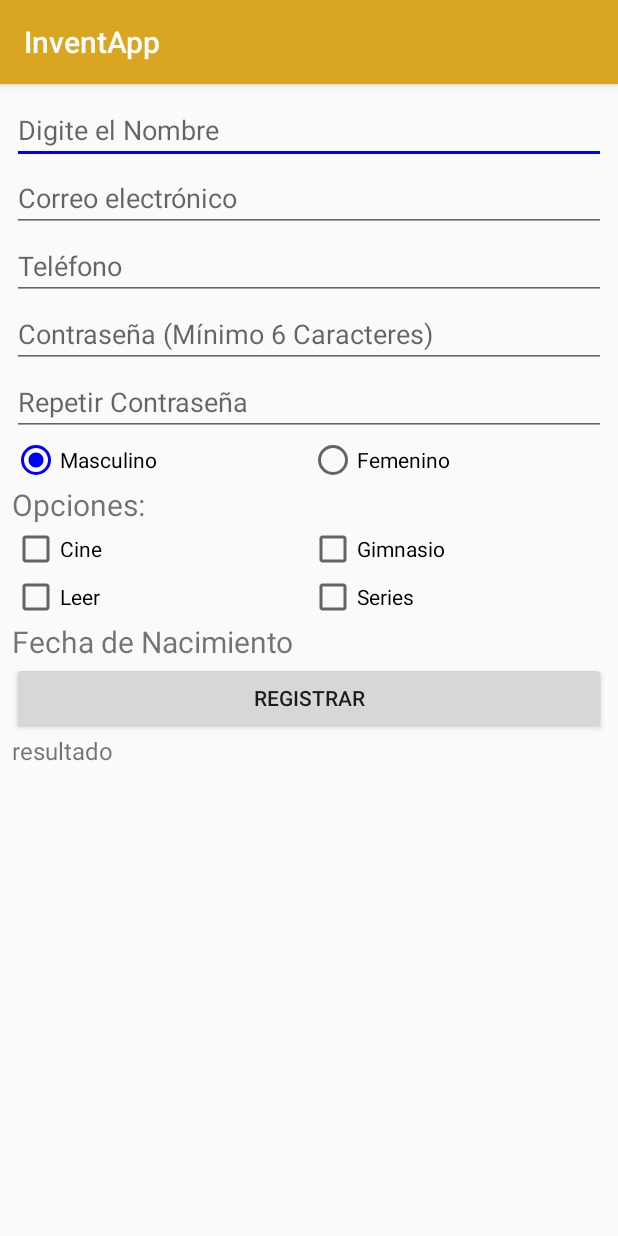
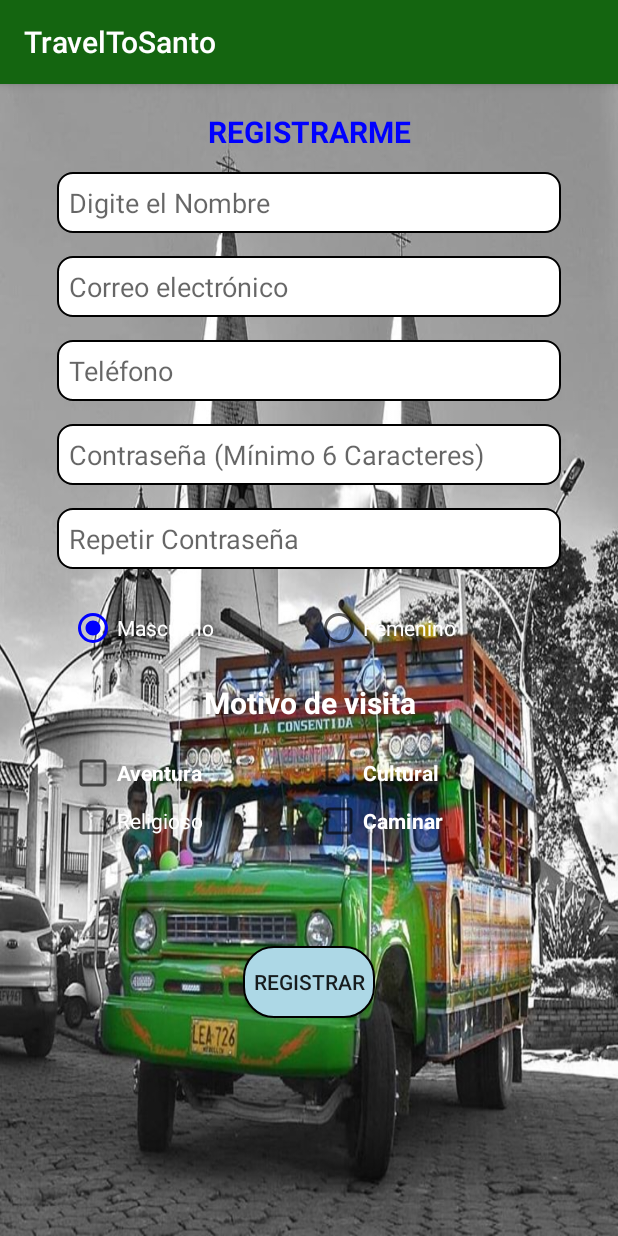
Before and after one commit to RicardoTangarife/TraveltoSanto, an Android app: the RegistroActivity screen opened directly, with no data from a screen before it, on a phone screen of 412 x 824 dp. Run offline under Robolectric (Android 15) with nearby library versions, the phone set to English and light mode, and no system bars.

Commit message:
cambios de la actividad registro, y splash

```diff
--- a/app/src/main/AndroidManifest.xml
+++ b/app/src/main/AndroidManifest.xml
@@ -5,11 +5,12 @@
     <application
         android:allowBackup="true"
         android:icon="@mipmap/ic_launcher"
-        android:label="@string/app_name"
+        android:label="@string/app"
         android:roundIcon="@mipmap/ic_launcher_round"
         android:supportsRtl="true"
         android:theme="@style/AppTheme">
-        <activity android:name=".RegistroActivity"></activity>
+        <activity android:name=".RegistroActivity">
+        </activity>
         <activity android:name=".SplashActivity">
             <intent-filter>
                 <action android:name="android.intent.action.MAIN" />
--- a/app/src/main/java/com/ricardotangarife/traveltosanto/RegistroActivity.kt
+++ b/app/src/main/java/com/ricardotangarife/traveltosanto/RegistroActivity.kt
@@ -22,7 +22,7 @@ class RegistroActivity : AppCompatActivity() {
     override fun onCreate(savedInstanceState: Bundle?) {
         super.onCreate(savedInstanceState)
         setContentView(R.layout.activity_registro)
-        var sexo = getString(R.string.masculino)
+    /*    var sexo = getString(R.string.masculino)
 
         rb_masculino.setOnClickListener {
             sexo  = getString(R.string.masculino)
@@ -30,7 +30,7 @@ class RegistroActivity : AppCompatActivity() {
         rb_femenino.setOnClickListener {
             sexo  = getString(R.string.femenino)
         }
-
+*/
         val dateSetListener  = object : DatePickerDialog.OnDateSetListener{
             override fun onDateSet(view: DatePicker?, year: Int, month: Int, dayOfMonth: Int) {
                 cal.set(Calendar.YEAR, year)
@@ -72,6 +72,7 @@ class RegistroActivity : AppCompatActivity() {
             /*if(rb_masculino.isChecked) sexo = "Masculino"
             else sexo = "Femenino"*/
 
+            /*
             if (nombre.isEmpty() || correo.isEmpty() || et_telefono.text.toString().isEmpty()||password.isEmpty()){
                 Toast.makeText( this, "Debe digitar todos los campos", Toast.LENGTH_SHORT).show()
             }else{
@@ -80,12 +81,12 @@ class RegistroActivity : AppCompatActivity() {
                         INTERLINE + getString(R.string.correo_lb)+ SPACE + correo +
                         INTERLINE + getString(R.string.telefono_lb)+ SPACE + telefono +
                         INTERLINE + getString(R.string.contrasena_lb)+ SPACE + password +
-                        INTERLINE + getString(R.string.sexo_lb)+ SPACE + sexo +
+  //                      INTERLINE + getString(R.string.sexo_lb)+ SPACE + sexo +
                         INTERLINE + getString(R.string.pasatiempo_lb)+ SPACE + pasatiempos +
                         INTERLINE + getString(R.string.fecha_nacimiento) + SPACE + fecha
             }
 
-
+*/
         }
     }
 
--- a/app/src/main/java/com/ricardotangarife/traveltosanto/SplashActivity.kt
+++ b/app/src/main/java/com/ricardotangarife/traveltosanto/SplashActivity.kt
@@ -1,12 +1,30 @@
 package com.ricardotangarife.traveltosanto
 
+import android.content.Intent
 import androidx.appcompat.app.AppCompatActivity
 import android.os.Bundle
+import android.view.Window
+import java.util.*
+import kotlin.concurrent.timerTask
 
 class SplashActivity : AppCompatActivity() {
 
     override fun onCreate(savedInstanceState: Bundle?) {
         super.onCreate(savedInstanceState)
+        this.supportRequestWindowFeature(Window.FEATURE_NO_TITLE)
         setContentView(R.layout.activity_splash)
+
+        val timer = Timer()
+        timer.schedule(timerTask {
+            goToLoginActivity()
+        }, 2000
+        )
+
+    }
+
+    private fun goToLoginActivity(){
+        val intent = Intent(this, LoginActivity::class.java)
+        startActivity(intent)
+        finish()
     }
 }
--- /dev/null
+++ b/app/src/main/res/drawable/radius.xml
@@ -0,0 +1,17 @@
+<?xml version="1.0" encoding="utf-8"?>
+<selector xmlns:android="http://schemas.android.com/apk/res/android">
+    <item>
+        <shape android:shape="rectangle" >
+            <solid android:color="#FFFFFF"/>
+            <stroke android:width="1dp" android:color="#000000" />
+            <corners android:radius="10dp" />
+            <!-- You can create different radius for different corners -->
+            <!--corners
+                android:topLeftRadius="5dp"
+                android:topRightRadius="5dp"
+                android:bottomLeftRadius="5dp"
+                android:bottomRightRadius="5dp"
+                /-->
+        </shape>
+    </item>
+</selector>
--- /dev/null
+++ b/app/src/main/res/drawable/radius_bt.xml
@@ -0,0 +1,17 @@
+<?xml version="1.0" encoding="utf-8"?>
+<selector xmlns:android="http://schemas.android.com/apk/res/android">
+    <item>
+        <shape android:shape="rectangle" >
+            <solid android:color="@color/lightblue"/>
+            <stroke android:width="1dp" android:color="#000000" />
+            <corners android:radius="20dp" />
+            <!-- You can create different radius for different corners -->
+            <!--corners
+                android:topLeftRadius="5dp"
+                android:topRightRadius="5dp"
+                android:bottomLeftRadius="5dp"
+                android:bottomRightRadius="5dp"
+                /-->
+        </shape>
+    </item>
+</selector>
--- a/app/src/main/res/layout/activity_registro.xml
+++ b/app/src/main/res/layout/activity_registro.xml
@@ -1,4 +1,6 @@
 <?xml version="1.0" encoding="utf-8"?>
+
+
 <LinearLayout xmlns:android="http://schemas.android.com/apk/res/android"
     xmlns:app="http://schemas.android.com/apk/res-auto"
     xmlns:tools="http://schemas.android.com/tools"
@@ -6,18 +8,45 @@
     android:layout_height="match_parent"
     android:orientation="vertical"
     android:padding="8dp"
+    android:background="@drawable/santo4"
     tools:context=".RegistroActivity">
+
+    <ScrollView
+        android:layout_width="match_parent"
+        android:layout_height="wrap_content">
+
+        <LinearLayout
+            android:layout_width="match_parent"
+            android:layout_height="wrap_content"
+            android:orientation="vertical">
+
+            <TextView
+                android:layout_width="match_parent"
+                android:layout_height="wrap_content"
+                android:id="@+id/et_title"
+                android:text="@string/titulo"
+                android:textSize= "20sp"
+                android:textColor="@color/blue"
+                android:textAlignment="center"
+                android:layout_margin="10dp"
+                android:textStyle="bold"/>
+
+
 
             <EditText
                 android:layout_width="match_parent"
                 android:layout_height="wrap_content"
                 android:id="@+id/et_nombre"
+                android:background="@drawable/radius"
+                style="@style/margen"
                 android:hint="@string/digite_el_nombre"/>
 
             <EditText
                 android:layout_width="match_parent"
                 android:layout_height="wrap_content"
                 android:id="@+id/et_correo"
+                android:background="@drawable/radius"
+                style="@style/margen"
                 android:inputType="textEmailAddress"
                 android:hint="@string/correo_electronico"/>
 
@@ -25,6 +54,8 @@
                 android:layout_width="match_parent"
                 android:layout_height="wrap_content"
                 android:id="@+id/et_telefono"
+                android:background="@drawable/radius"
+                style="@style/margen"
                 android:inputType="number"
                 android:hint="@string/telefono"/>
 
@@ -32,6 +63,8 @@
                 android:layout_width="match_parent"
                 android:layout_height="wrap_content"
                 android:id="@+id/et_password"
+                android:background="@drawable/radius"
+                style="@style/margen"
                 android:inputType="textPassword"
                 android:hint="@string/password"/>
 
@@ -39,18 +72,22 @@
                 android:layout_width="match_parent"
                 android:layout_height="wrap_content"
                 android:id="@+id/et_reppassword"
+                android:background="@drawable/radius"
+                style="@style/margen"
                 android:inputType="textPassword"
                 android:hint="@string/repetir_password"/>
 
             <RadioGroup
                 android:layout_width="match_parent"
                 android:layout_height="wrap_content"
+                style="@style/margen"
                 android:orientation="horizontal">
                 <RadioButton
                     android:layout_width="0dp"
                     android:layout_height="match_parent"
                     android:layout_weight="1"
                     android:text="@string/masculino"
+                    android:textColor="@color/white"
                     android:id="@+id/rb_masculino"
                     android:checked="true"/>
                 <RadioButton
@@ -58,6 +95,7 @@
                     android:layout_height="match_parent"
                     android:layout_weight="1"
                     android:text="@string/femenino"
+                    android:textColor="@color/white"
                     android:id="@+id/rb_femenino"/>
             </RadioGroup>
 
@@ -65,11 +103,16 @@
                 android:layout_width="match_parent"
                 android:layout_height="wrap_content"
                 android:textSize="20sp"
-        android:text="@string/opciones"
-        android:layout_gravity="center"/>
+                android:text= "@string/motivo_de_visita"
+                android:textAlignment="center"
+                android:layout_marginBottom="6sp"
+                android:textStyle="bold"
+                android:textColor="@android:color/white"
+                />
 
             <TableLayout
                 android:layout_width="match_parent"
+                style="@style/margen"
                 android:layout_height="wrap_content">
 
                 <TableRow
@@ -80,13 +123,17 @@
                         android:layout_width="0dp"
                         android:layout_weight="1"
                         android:layout_height="wrap_content"
-                android:text="@string/cine"
+                        android:text="@string/aventura"
+                        android:textColor="@color/white"
+                        android:textStyle="bold"
                         android:id="@+id/cb_cine"/>
                     <CheckBox
                         android:layout_width="0dp"
                         android:layout_weight="1"
                         android:layout_height="wrap_content"
-                android:text="@string/gimnasio"
+                        android:text="@string/cultural"
+                        android:textColor="@color/white"
+                        android:textStyle="bold"
                         android:id="@+id/cb_gimnasio"/>
                 </TableRow>
 
@@ -98,13 +145,16 @@
                         android:layout_width="0dp"
                         android:layout_weight="1"
                         android:layout_height="wrap_content"
-                android:text="@string/leer"
+                        android:text="@string/religioso"
+                        android:textColor="@color/white"
                         android:id="@+id/cb_leer"/>
                     <CheckBox
                         android:layout_width="0dp"
                         android:layout_weight="1"
                         android:layout_height="wrap_content"
-                android:text="@string/series"
+                        android:text="@string/caminar"
+                        android:textColor="@color/white"
+                        android:textStyle="bold"
                         android:id="@+id/cb_series"/>
                 </TableRow>
             </TableLayout>
@@ -112,19 +162,22 @@
                 android:layout_width="match_parent"
                 android:layout_height="wrap_content"
                 android:textSize="20sp"
-        android:text="@string/fecha_nacimiento"
+                android:layout_margin="10sp"
+                android:textColor="@color/white"
+                android:textStyle="bold"
+                android:textAlignment="center"
                 android:id="@+id/tv_showPicker"/>
 
             <Button
-        android:layout_width="match_parent"
+                android:layout_width="wrap_content"
                 android:layout_height="wrap_content"
+                android:background="@drawable/radius_bt"
+                android:layout_marginStart="30dp"
+                android:layout_marginEnd="30dp"
                 android:id="@+id/bt_resgistrar"
+                android:layout_gravity="center"
                 android:text="@string/registrar"/>
-    <TextView
-        android:layout_width="match_parent"
-        android:layout_height="wrap_content"
-        android:id="@+id/tv_resultado"
-        android:textSize="16sp"
-        android:text="@string/resultado"/>
 
         </LinearLayout>
+    </ScrollView>
+</LinearLayout>
--- a/app/src/main/res/values/colors.xml
+++ b/app/src/main/res/values/colors.xml
@@ -1,6 +1,6 @@
 <?xml version="1.0" encoding="utf-8"?>
 <resources>
-    <color name="colorPrimary">#daa520</color>
+    <color name="colorPrimary">#146510</color>
     <color name="colorPrimaryDark">#000000</color>
     <color name="colorAccent">#0000ff</color>
     <item name="black" type="color">#000000</item>
--- a/app/src/main/res/values/strings.xml
+++ b/app/src/main/res/values/strings.xml
@@ -23,4 +23,11 @@
     <string name="pasatiempo_lb">Pasatiempos:</string>
     <string name="fecha_nacimiento">Fecha de Nacimiento</string>
     <string name="opciones">Opciones:</string>
+    <string name="titulo">REGISTRARME</string>
+    <string name="motivo_de_visita">Motivo de visita</string>
+    <string name="aventura">Aventura</string>
+    <string name="cultural">Cultural</string>
+    <string name="religioso">Religioso</string>
+    <string name="caminar">Caminar</string>
+    <string name="app">TravelToSanto</string>
 </resources>
--- a/app/src/main/res/values/styles.xml
+++ b/app/src/main/res/values/styles.xml
@@ -8,4 +8,17 @@
         <item name="colorAccent">@color/colorAccent</item>
     </style>
 
+    <style name="margen">
+        <item name="android:layout_marginBottom">12dp</item>
+        <item name="android:layout_marginTop">3dp</item>
+        <item name="android:layout_marginLeft">30dp</item>
+        <item name="android:layout_marginRight">30dp</item>
+        <item name= "android:paddingLeft">8dp</item>
+        <item name="android:paddingBottom">8dp</item>
+        <item name="android:paddingTop">8dp</item>
+
+
+
+
+    </style>
 </resources>
```
Also changed, not shown: app/src/main/res/drawable-v24/santo4.jpg (added). Lines whose indentation alone changed are shown as unchanged.
